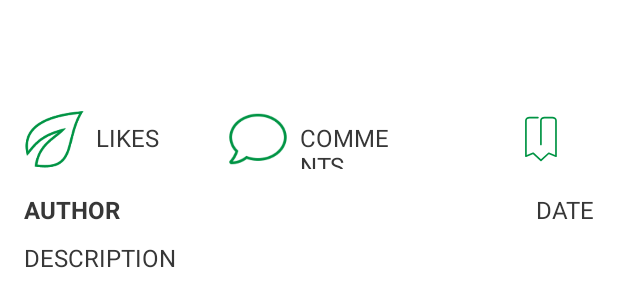
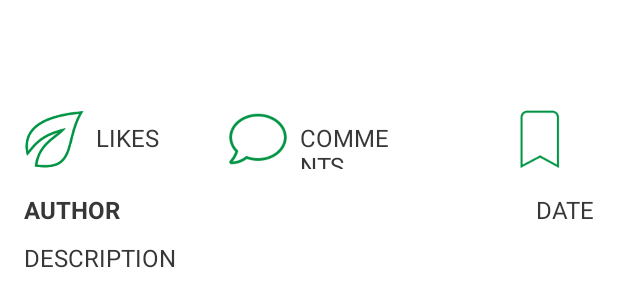
Before and after one commit to Ruben12gg/GreendID02, an Android app: the layout activity_check_post.xml on its own in the app's theme, with its tools: preview values and no code run, on a phone screen of 412 x 824 dp. Shown: the part 407-707 px from the top of the screen. Run offline under Robolectric (Android 15) with nearby library versions, the phone set to English and light mode, and no system bars; plain views replace ZoomInImageView.

Commit message:
Change icon in post

```diff
--- a/app/src/main/res/layout/activity_check_post.xml
+++ b/app/src/main/res/layout/activity_check_post.xml
@@ -112,7 +112,7 @@
         android:layout_alignParentRight="true"
         android:layout_marginTop="8dp"
         android:layout_marginEnd="32dp"
-        android:background="@drawable/ic_favorite_empty" />
+        android:background="@drawable/fav" />
 
     <TextView
         android:id="@+id/author"
```
